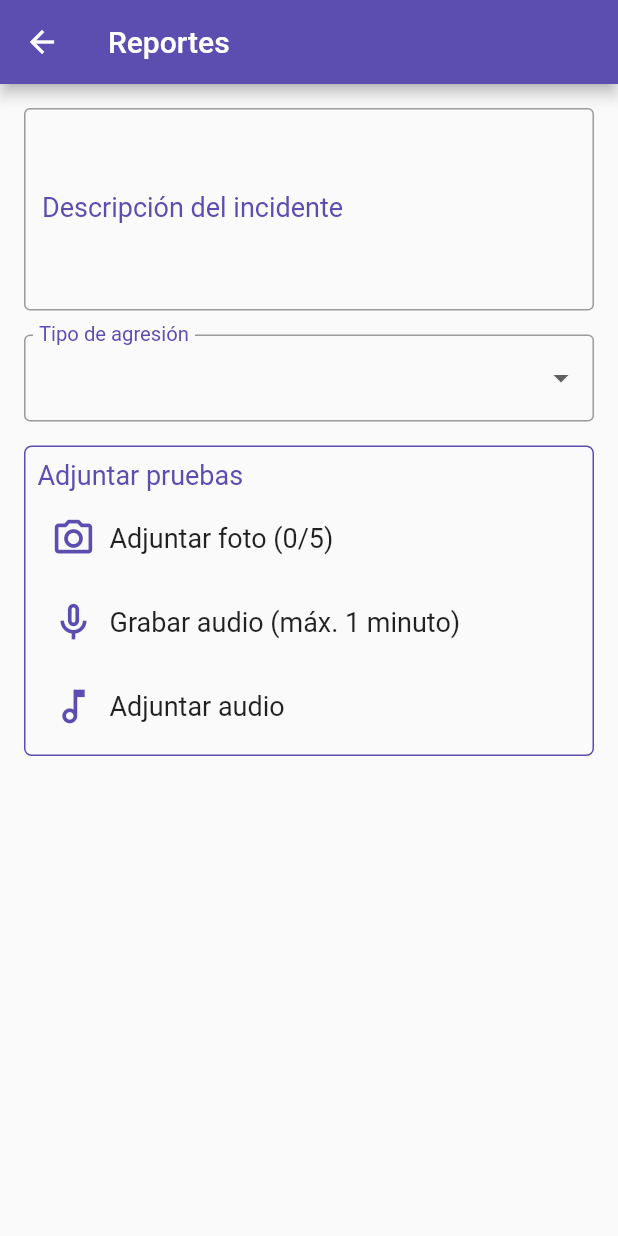
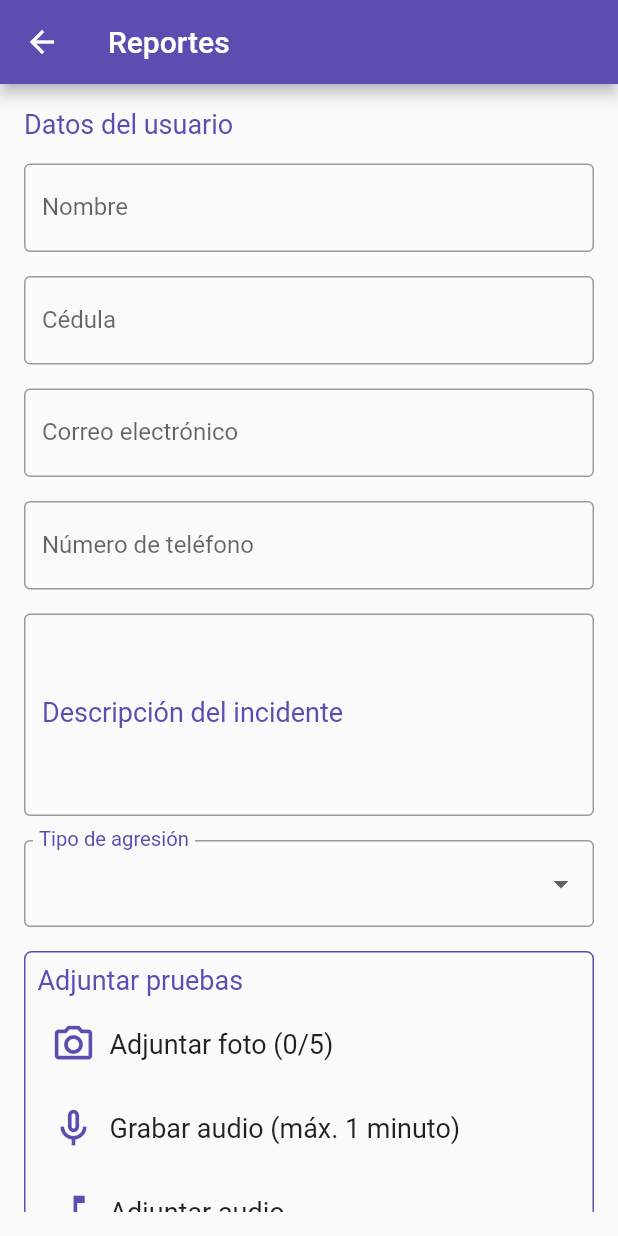
Before and after one commit to joseant11/ProtegelApp, a Flutter app: the ReportScreen screen opened directly, on a phone screen of 412 x 824 dp. Run offline on Flutter 3.47's test engine with Material 2 defaults, Android fonts, the phone set to English and light mode, and no system bars; our stand-ins replace file_picker, google_maps_flutter, image_picker, permission_handler; missing offline and left inert: flutter_sound.

Commit message:
Agregué campos para ingresar información del usuario en la pantalla de reportes

```diff
--- a/lib/screens/reporta_screen.dart
+++ b/lib/screens/reporta_screen.dart
@@ -13,7 +13,50 @@ class ReportScreen extends StatefulWidget {
 }
 
 class _ReportScreenState extends State<ReportScreen> {
+  String _userName = '';
+  String _userId = '';
+  String _userEmail = '';
+  String _userPhone = '';
+
+  String? _nameError;
+  String? _idError;
+  String? _emailError;
+  String? _phoneError;
   String _incidentDescription = '';
+
+  bool validate() {
+    bool isValid = true;
+
+    // Validar el nombre
+    if (_userName.isEmpty) {
+      _nameError = 'El nombre es obligatorio';
+      isValid = false;
+    } else if (!RegExp(r'^[a-zA-Z ]+$').hasMatch(_userName)) {
+      _nameError = 'El nombre solo puede contener letras';
+      isValid = false;
+    }
+
+    // Validar la cédula
+    if (_userId.length != 11) {
+      _idError = 'La cédula debe tener 11 dígitos';
+      isValid = false;
+    }
+
+    // Validar el correo electrónico
+    if (!_userEmail.contains('@')) {
+      _emailError = 'Correo electrónico inválido';
+      isValid = false;
+    }
+
+    // Validar el número de teléfono
+    if (_userPhone.length != 10) {
+      _phoneError = 'El número de teléfono debe tener 10 dígitos';
+      isValid = false;
+    }
+
+    return isValid;
+  }
+
   String? _selectedAggression;
   final List<String> _aggressions = [
     'Agresión física',
@@ -113,6 +156,66 @@ class _ReportScreenState extends State<ReportScreen> {
         padding: EdgeInsets.all(16.0),
         child: ListView(
           children: <Widget>[
+            Text(
+              'Datos del usuario',
+              style: TextStyle(
+                color: Color(0xff5C4DB1),
+                fontSize: 18.0,
+              ),
+            ),
+            SizedBox(height: 16.0),
+            TextField(
+              decoration: InputDecoration(
+                labelText: 'Nombre',
+                border: OutlineInputBorder(
+                  borderSide: BorderSide(color: Color(0xff5C4DB1)),
+                ),
+                focusedBorder: OutlineInputBorder(
+                    borderSide: BorderSide(color: Color(0xff5C4DB1))),
+                errorText: _nameError,
+              ),
+              onChanged: (value) => setState(() => _userName = value),
+            ),
+            SizedBox(height: 16.0),
+            TextField(
+              decoration: InputDecoration(
+                labelText: 'Cédula',
+                border: OutlineInputBorder(
+                  borderSide: BorderSide(color: Color(0xff5C4DB1)),
+                ),
+                focusedBorder: OutlineInputBorder(
+                    borderSide: BorderSide(color: Color(0xff5C4DB1))),
+                errorText: _idError,
+              ),
+              onChanged: (value) => setState(() => _userId = value),
+            ),
+            SizedBox(height: 16.0),
+            TextField(
+              decoration: InputDecoration(
+                labelText: 'Correo electrónico',
+                border: OutlineInputBorder(
+                  borderSide: BorderSide(color: Color(0xff5C4DB1)),
+                ),
+                focusedBorder: OutlineInputBorder(
+                    borderSide: BorderSide(color: Color(0xff5C4DB1))),
+                errorText: _emailError,
+              ),
+              onChanged: (value) => setState(() => _userEmail = value),
+            ),
+            SizedBox(height: 16.0),
+            TextField(
+              decoration: InputDecoration(
+                labelText: 'Número de teléfono',
+                border: OutlineInputBorder(
+                  borderSide: BorderSide(color: Color(0xff5C4DB1)),
+                ),
+                focusedBorder: OutlineInputBorder(
+                    borderSide: BorderSide(color: Color(0xff5C4DB1))),
+                errorText: _phoneError,
+              ),
+              onChanged: (value) => setState(() => _userPhone = value),
+            ),
+            SizedBox(height: 16.0),
             TextField(
               maxLines: 5,
               decoration: InputDecoration(
@@ -120,8 +223,7 @@ class _ReportScreenState extends State<ReportScreen> {
                   borderSide: BorderSide(color: Color(0xff5C4DB1)),
                 ),
                 labelText: 'Descripción del incidente',
-                labelStyle:
-                    TextStyle(color: Color(0xff5C4DB1), fontSize: 18.0),
+                labelStyle: TextStyle(color: Color(0xff5C4DB1), fontSize: 18.0),
                 focusedBorder: OutlineInputBorder(
                   borderSide: BorderSide(color: Color(0xff5C4DB1)),
                 ),
@@ -132,25 +234,25 @@ class _ReportScreenState extends State<ReportScreen> {
             InputDecorator(
               decoration: InputDecoration(
                 labelText: 'Tipo de agresión',
-                labelStyle:
-                    TextStyle(color: Color(0xff5C4DB1), fontSize: 18.0),
-                border:
-                    OutlineInputBorder(borderSide: BorderSide(color: Color(0xff5C4DB1))),
+                labelStyle: TextStyle(color: Color(0xff5C4DB1), fontSize: 18.0),
+                border: OutlineInputBorder(
+                    borderSide: BorderSide(color: Color(0xff5C4DB1))),
                 contentPadding:
                     EdgeInsets.symmetric(horizontal: 10.0, vertical: 5.0),
               ),
               child: DropdownButtonHideUnderline(
                 child: DropdownButton<String>(
-                  value:_selectedAggression,
-                  onChanged:(String? newValue) {
+                  value: _selectedAggression,
+                  onChanged: (String? newValue) {
                     setState(() {
                       _selectedAggression = newValue;
                     });
                   },
-                  items:_aggressions.map<DropdownMenuItem<String>>((String value) {
+                  items: _aggressions
+                      .map<DropdownMenuItem<String>>((String value) {
                     return DropdownMenuItem<String>(
-                      value:value,
-                      child:Text(value),
+                      value: value,
+                      child: Text(value),
                     );
                   }).toList(),
                 ),
@@ -189,8 +291,9 @@ class _ReportScreenState extends State<ReportScreen> {
                         onPressed:
                             _isRecording ? stopRecording : startRecording,
                         iconSize: 30,
-                        icon:
-                            Icon(_isRecording ? Icons.stop : Icons.mic_none_outlined),
+                        icon: Icon(_isRecording
+                            ? Icons.stop
+                            : Icons.mic_none_outlined),
                         color: Color(0xff5C4DB1),
                       ),
                       Text(
```
